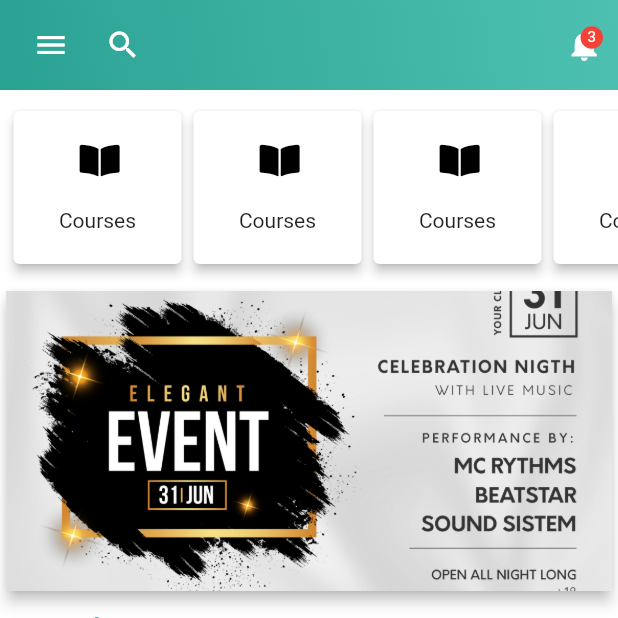
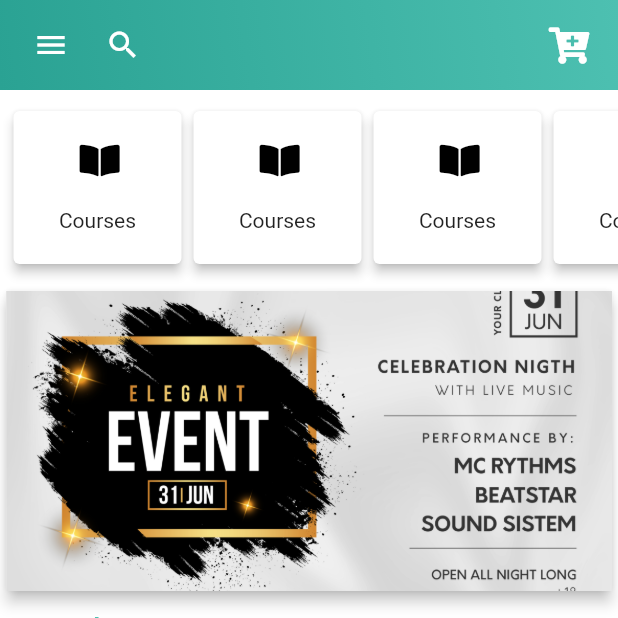
Before and after one commit to ahmedibrahim240/Dr-hwaida, a Flutter app: the screen it shows after launch, on a phone screen of 412 x 824 dp, the top half of it. Run offline on Flutter 3.47's test engine with Material 2 defaults, Android fonts, the phone set to English and light mode, and no system bars; drawn by our look-alikes of smooth_star_rating; our stand-ins replace carousel_slider, flutter_datetime_picker, flutter_svg, font_awesome_flutter; missing offline and left inert: code_fields; Roboto replaces fonts that are missing (Cairo).

Commit message:
add cart in home

```diff
--- a/lib/screens/wrapper/home/components/homeAppBer.dart
+++ b/lib/screens/wrapper/home/components/homeAppBer.dart
@@ -1,7 +1,9 @@
 import 'package:DrHwaida/constants/themes.dart';
+import 'package:DrHwaida/screens/cart/card.dart';
 import 'package:DrHwaida/screens/notifications/notifications.dart';
 import 'package:flutter/cupertino.dart';
 import 'package:flutter/material.dart';
+import 'package:font_awesome_flutter/font_awesome_flutter.dart';
 
 class CustomHomeAppBer extends StatelessWidget {
   const CustomHomeAppBer({
@@ -35,45 +37,59 @@ class CustomHomeAppBer extends StatelessWidget {
               ),
             ],
           ),
-          GestureDetector(
-            onTap: () {
+          IconButton(
+            icon: Icon(
+              FontAwesomeIcons.cartPlus,
+              color: Colors.white,
+            ),
+            onPressed: () {
               Navigator.of(context).push(
                 MaterialPageRoute(
-                  builder: (_) => Notificatios(),
+                  builder: (_) => Cart(),
                 ),
               );
             },
-            child: Stack(
-              children: [
-                Icon(
-                  Icons.notifications,
-                  size: 25,
-                ),
-                Positioned(
-                  top: 0,
-                  right: 0,
-                  child: Container(
-                    height: 15,
-                    width: 15,
-                    // margin: EdgeInsets.all(5),
-                    decoration: BoxDecoration(
-                      shape: BoxShape.circle,
-                      color: Colors.red,
-                    ),
-                    child: Center(
-                      child: Text(
-                        '3',
-                        style: AppTheme.subHeading.copyWith(
-                          color: Colors.white,
-                          fontSize: 10,
-                        ),
-                      ),
-                    ),
-                  ),
-                ),
-              ],
-            ),
           ),
+
+          // GestureDetector(
+          //   onTap: () {
+          //     Navigator.of(context).push(
+          //       MaterialPageRoute(
+          //         builder: (_) => Notificatios(),
+          //       ),
+          //     );
+          //   },
+          //   child: Stack(
+          //     children: [
+          //       Icon(
+          //         Icons.notifications,
+          //         size: 25,
+          //       ),
+          //       Positioned(
+          //         top: 0,
+          //         right: 0,
+          //         child: Container(
+          //           height: 15,
+          //           width: 15,
+          //           // margin: EdgeInsets.all(5),
+          //           decoration: BoxDecoration(
+          //             shape: BoxShape.circle,
+          //             color: Colors.red,
+          //           ),
+          //           child: Center(
+          //             child: Text(
+          //               '3',
+          //               style: AppTheme.subHeading.copyWith(
+          //                 color: Colors.white,
+          //                 fontSize: 10,
+          //               ),
+          //             ),
+          //           ),
+          //         ),
+          //       ),
+          //     ],
+          //   ),
+          // ),
         ],
       ),
     );
```
